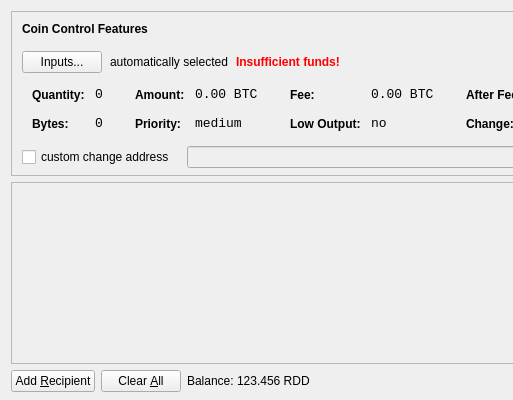
This is src/qt/forms/sendcoinsdialog.ui in Cannacoin-Project/Cannacoin as Qt 5 draws it before an edit; both pictures show x 0 to 513 and y 0 to 400 of the 850 by 400 pixel window. The edited form follows.
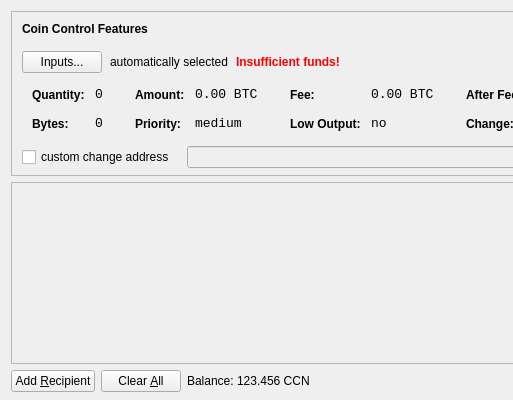
This is the edited form. Icons and pictures are not drawn.

Diff of the .ui file:
```diff
--- a/src/qt/forms/sendcoinsdialog.ui
+++ b/src/qt/forms/sendcoinsdialog.ui
@@ -720,7 +720,7 @@
           <cursorShape>IBeamCursor</cursorShape>
          </property>
          <property name="text">
-          <string>123.456 RDD</string>
+          <string>123.456 CCN</string>
          </property>
          <property name="textInteractionFlags">
           <set>Qt::LinksAccessibleByMouse|Qt::TextSelectableByKeyboard|Qt::TextSelectableByMouse</set>
```
